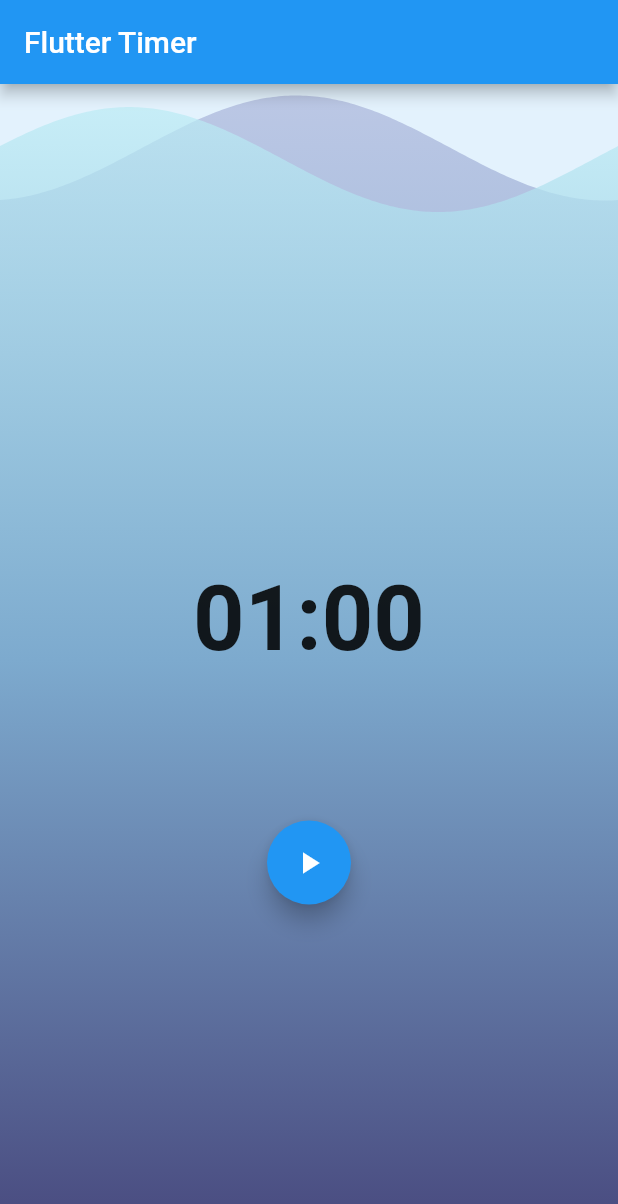
After one commit to dangquanuet/flutter-state-app, a Flutter app: the Timer screen opened directly, after a tap on the "play arrow" icon, after a tap on the "pause" icon, after a tap on the "replay" icon, on a phone screen of 412 x 824 dp. The commit adds this screen. Shown: the top 1204 px of the screen. Run offline on Flutter 3.47's test engine with Material 2 defaults, Android fonts, the phone set to English and light mode, and no system bars; drawn by our look-alikes of wave; our stand-ins replace bloc, equatable, flutter_bloc, shared_preferences; accounts and stored records are empty.

Commit message:
add timer

```diff
--- a/lib/bloc.dart
+++ b/lib/counter/bloc.dart
@@ -41,10 +41,20 @@ class BlocApp extends StatelessWidget {
 class CounterPage extends StatelessWidget {
   @override
   Widget build(BuildContext context) {
-    final counterBloc = BlocProvider.of<CounterBloc>(context);
+//    final counterBloc = BlocProvider.of<CounterBloc>(context);
+    final counterBloc = context.bloc<CounterBloc>();
     print("build");
+
     return Scaffold(
-      body: BlocBuilder<CounterBloc, int>(builder: (context, count) {
+      body: BlocBuilder<CounterBloc, int>(
+        condition: (previousCount, count) {
+          if (previousCount != count) {
+            return true;
+          } else {
+            return false;
+          }
+        },
+        builder: (context, count) {
           print("center $count");
           return Center(
             child: Text(
@@ -52,7 +62,8 @@ class CounterPage extends StatelessWidget {
               style: TextStyle(fontSize: 24.0),
             ),
           );
-      }),
+        },
+      ),
       floatingActionButton: Column(
         crossAxisAlignment: CrossAxisAlignment.end,
         mainAxisAlignment: MainAxisAlignment.end,
@@ -71,7 +82,8 @@ class CounterPage extends StatelessWidget {
               child: Icon(Icons.remove),
               onPressed: () {
                 counterBloc.add(CounterEvent.decrement);
-                }),
+              },
+            ),
           ),
         ],
       ),
--- a/lib/main.dart
+++ b/lib/counter/main.dart
@@ -1,7 +1,5 @@
 import 'package:flutter/material.dart';
-import 'package:flutterstateapp/provider.dart';
-import 'package:flutterstateapp/stream.dart';
-import 'package:provider/provider.dart';
+import 'bloc.dart';
 
 void main() {
 //  runApp(StateApp());
@@ -11,7 +9,7 @@ void main() {
 //    child: ProviderApp(),
 //  ));
 
-//  runApp(BlocApp());
+  runApp(BlocApp());
 
-  runApp(StreamApp());
+//  runApp(StreamApp());
 }
--- /dev/null
+++ b/lib/timer/actions.dart
@@ -0,0 +1,79 @@
+import 'package:flutter/cupertino.dart';
+import 'package:flutter/material.dart';
+import 'package:flutter_bloc/flutter_bloc.dart';
+import 'package:flutterstateapp/timer/bloc.dart';
+
+class UserActions extends StatelessWidget {
+  @override
+  Widget build(BuildContext context) {
+    return Row(
+      mainAxisAlignment: MainAxisAlignment.spaceEvenly,
+      children: _mapStateToActionButton(
+        timerBLoc: BlocProvider.of<TimerBLoc>(context),
+      ),
+    );
+  }
+
+  List<Widget> _mapStateToActionButton({
+    TimerBLoc timerBLoc,
+  }) {
+    final TimerState currentState = timerBLoc.state;
+    if (currentState is Ready) {
+      return [
+        FloatingActionButton(
+          child: Icon(Icons.play_arrow),
+          onPressed: () => timerBLoc.add(
+            Start(duration: currentState.duration),
+          ),
+        )
+      ];
+    }
+
+    if (currentState is Running) {
+      return [
+        FloatingActionButton(
+          child: Icon(Icons.pause),
+          onPressed: () => timerBLoc.add(
+            Pause(),
+          ),
+        ),
+        FloatingActionButton(
+          child: Icon(Icons.replay),
+          onPressed: () => timerBLoc.add(
+            Reset(),
+          ),
+        ),
+      ];
+    }
+
+    if (currentState is Paused) {
+      return [
+        FloatingActionButton(
+          child: Icon(Icons.play_arrow),
+          onPressed: () => timerBLoc.add(
+            Resume(),
+          ),
+        ),
+        FloatingActionButton(
+          child: Icon(Icons.replay),
+          onPressed: () => timerBLoc.add(
+            Reset(),
+          ),
+        )
+      ];
+    }
+
+    if (currentState is Finished) {
+      return [
+        FloatingActionButton(
+          child: Icon(Icons.replay),
+          onPressed: () => timerBLoc.add(
+            Reset(),
+          ),
+        ),
+      ];
+    }
+
+    return [];
+  }
+}
--- /dev/null
+++ b/lib/timer/background.dart
@@ -0,0 +1,38 @@
+import 'package:flutter/cupertino.dart';
+import 'package:flutter/material.dart';
+import 'package:wave/config.dart';
+import 'package:wave/wave.dart';
+
+class Background extends StatelessWidget {
+  @override
+  Widget build(BuildContext context) {
+    return WaveWidget(
+      config: CustomConfig(
+        gradients: [
+          [
+            Color.fromRGBO(72, 74, 126, 1),
+            Color.fromRGBO(125, 170, 206, 1),
+            Color.fromRGBO(184, 189, 245, 0.7)
+          ],
+          [
+            Color.fromRGBO(72, 74, 126, 1),
+            Color.fromRGBO(125, 170, 206, 1),
+            Color.fromRGBO(172, 182, 219, 0.7)
+          ],
+          [
+            Color.fromRGBO(72, 73, 126, 1),
+            Color.fromRGBO(125, 170, 206, 1),
+            Color.fromRGBO(190, 238, 246, 0.7)
+          ],
+        ],
+        durations: [19440, 10000, 6000],
+        heightPercentages: [0.83, 0.01, 0.02],
+        gradientBegin: Alignment.bottomCenter,
+        gradientEnd: Alignment.topCenter,
+      ),
+      size: Size(double.infinity, double.infinity),
+      waveAmplitude: 25,
+      backgroundColor: Colors.blue[50],
+    );
+  }
+}
--- /dev/null
+++ b/lib/timer/bloc.dart
@@ -0,0 +1,3 @@
+export 'timer_bloc.dart';
+export 'timer_event.dart';
+export 'timer_state.dart';
--- /dev/null
+++ b/lib/timer/ticker.dart
@@ -0,0 +1,6 @@
+class Ticker {
+  Stream<int> tick({int ticks}) {
+    return Stream.periodic(Duration(seconds: 1), (x) => ticks - x - 1)
+        .take(ticks);
+  }
+}
--- /dev/null
+++ b/lib/timer/timer_app.dart
@@ -0,0 +1,78 @@
+import 'package:flutter/material.dart';
+import 'package:flutter_bloc/flutter_bloc.dart';
+import 'package:flutterstateapp/timer/actions.dart';
+import 'package:flutterstateapp/timer/background.dart';
+import 'package:flutterstateapp/timer/bloc.dart';
+import 'package:flutterstateapp/timer/ticker.dart';
+
+void main() => runApp(TimerApp());
+
+class TimerApp extends StatelessWidget {
+  @override
+  Widget build(BuildContext context) {
+    return MaterialApp(
+      theme: ThemeData(
+        primaryColor: Color.fromRGBO(189, 234, 255, 1),
+        accentColor: Color.fromRGBO(72, 74, 126, 1),
+        brightness: Brightness.dark,
+      ),
+      title: "Flutter Timer",
+      home: BlocProvider(
+        create: (context) => TimerBLoc(ticker: Ticker()),
+        child: Timer(),
+      ),
+    );
+  }
+}
+
+class Timer extends StatelessWidget {
+  static const TextStyle timerTextStyle =
+      TextStyle(fontSize: 60, fontWeight: FontWeight.bold);
+
+  @override
+  Widget build(BuildContext context) {
+    return Scaffold(
+      appBar: AppBar(
+        title: Text("Flutter Timer"),
+      ),
+      body: Stack(
+        children: [
+          Background(),
+          Column(
+            mainAxisAlignment: MainAxisAlignment.center,
+            crossAxisAlignment: CrossAxisAlignment.center,
+            children: [
+              Padding(
+                padding: EdgeInsets.symmetric(vertical: 100),
+                child: Center(
+                  child: BlocBuilder<TimerBLoc, TimerState>(
+                    builder: (context, state) {
+                      final String minuteStr = ((state.duration / 60) % 60)
+                          .floor()
+                          .toString()
+                          .padLeft(2, '0');
+
+                      final String secondStr = (state.duration % 60)
+                          .floor()
+                          .toString()
+                          .padLeft(2, '0');
+                      return Text(
+                        "$minuteStr:$secondStr",
+                        style: Timer.timerTextStyle,
+                      );
+                    },
+                  ),
+                ),
+              ),
+              BlocBuilder<TimerBLoc, TimerState>(
+                condition: (previousState, state) =>
+                    state.runtimeType != previousState.runtimeType,
+                builder: (context, state) => UserActions(),
+              )
+            ],
+          ),
+        ],
+      ),
+    );
+  }
+}
--- /dev/null
+++ b/lib/timer/timer_bloc.dart
@@ -0,0 +1,73 @@
+import 'dart:async';
+
+import 'package:bloc/bloc.dart';
+import 'package:flutter/cupertino.dart';
+import 'package:flutterstateapp/timer/ticker.dart';
+import 'package:flutterstateapp/timer/timer_event.dart';
+import 'package:flutterstateapp/timer/timer_state.dart';
+
+class TimerBLoc extends Bloc<TimerEvent, TimerState> {
+  final Ticker _ticker;
+  final int _duration = 60;
+
+  StreamSubscription<int> _tickerSubscription;
+
+  TimerBLoc({@required Ticker ticker})
+      : assert(ticker != null),
+        _ticker = ticker;
+
+  @override
+  TimerState get initialState => Ready(_duration);
+
+  @override
+  Stream<TimerState> mapEventToState(TimerEvent event) async* {
+    if (event is Start) {
+      yield* _mapStartToState(event);
+    } else if (event is Pause) {
+      yield* _mapPauseToState(event);
+    } else if (event is Resume) {
+      yield* _mapResumeToState(event);
+    } else if (event is Reset) {
+      yield* _mapResetToState(event);
+    } else if (event is Tick) {
+      yield* _mapTickToState(event);
+    }
+  }
+
+  @override
+  Future<void> close() {
+    _tickerSubscription?.cancel();
+    return super.close();
+  }
+
+  Stream<TimerState> _mapStartToState(Start start) async* {
+    yield Running(start.duration);
+    _tickerSubscription?.cancel();
+    _tickerSubscription = _ticker
+        .tick(ticks: start.duration)
+        .listen((duration) => add(Tick(duration: duration)));
+  }
+
+  Stream<TimerState> _mapPauseToState(Pause pause) async* {
+    if (state is Running) {
+      _tickerSubscription?.pause();
+      yield Paused(state.duration);
+    }
+  }
+
+  Stream<TimerState> _mapResumeToState(Resume resume) async* {
+    if (state is Paused) {
+      _tickerSubscription?.resume();
+      yield Running(state.duration);
+    }
+  }
+
+  Stream<TimerState> _mapResetToState(Reset reset) async* {
+    _tickerSubscription?.cancel();
+    yield Ready(_duration);
+  }
+
+  Stream<TimerState> _mapTickToState(Tick tick) async* {
+    yield tick.duration > 0 ? Running(tick.duration) : Finished();
+  }
+}
--- /dev/null
+++ b/lib/timer/timer_event.dart
@@ -0,0 +1,46 @@
+import 'package:equatable/equatable.dart';
+import 'package:flutter/cupertino.dart';
+
+abstract class TimerEvent extends Equatable {
+  const TimerEvent();
+
+  @override
+  List<Object> get props => [];
+}
+
+class Start extends TimerEvent {
+  final int duration;
+
+  const Start({@required this.duration});
+
+  @override
+  String toString() {
+    return "Start { duration : $duration }";
+  }
+}
+
+class Pause extends TimerEvent {
+
+}
+
+class Resume extends TimerEvent {
+
+}
+
+class Reset extends TimerEvent {
+
+}
+
+class Tick extends TimerEvent {
+  final int duration;
+
+  const Tick({@required this.duration});
+
+  @override
+  List<Object> get props => [duration];
+
+  @override
+  String toString() {
+    return "Tick { duration : $duration }";
+  }
+}
--- /dev/null
+++ b/lib/timer/timer_state.dart
@@ -0,0 +1,41 @@
+import 'package:equatable/equatable.dart';
+
+abstract class TimerState extends Equatable {
+  final int duration;
+
+  const TimerState(this.duration);
+
+  @override
+  List<Object> get props => [duration];
+}
+
+class Ready extends TimerState {
+  const Ready(int duration) : super(duration);
+
+  @override
+  String toString() {
+    return "Ready { duration: $duration }";
+  }
+}
+
+class Paused extends TimerState {
+  const Paused(int duration) : super(duration);
+
+  @override
+  String toString() {
+    return "Paused { duration: $duration }";
+  }
+}
+
+class Running extends TimerState {
+  const Running(int duration) : super(duration);
+
+  @override
+  String toString() {
+    return "Running { duration: $duration }";
+  }
+}
+
+class Finished extends TimerState {
+  const Finished() : super(0);
+}
--- a/pubspec.yaml
+++ b/pubspec.yaml
@@ -28,8 +28,10 @@ dependencies:
   # The following adds the Cupertino Icons font to your application.
   # Use with the CupertinoIcons class for iOS style icons.
   cupertino_icons: ^0.1.3
-  provider: ^4.1.2
+  provider: ^4.1.3
   flutter_bloc: ^4.0.0
+  equatable: ^1.2.0
+  wave: ^0.0.8
 
   shared_preferences: ^0.5.7+3
 
```
Also changed, not shown: lib/counter/provider.dart (renamed from lib/provider.dart), lib/counter/state.dart (renamed from lib/state.dart), lib/counter/stream.dart (renamed from lib/stream.dart), pubspec.lock, 1 other file. Lines whose indentation alone changed are shown as unchanged.
